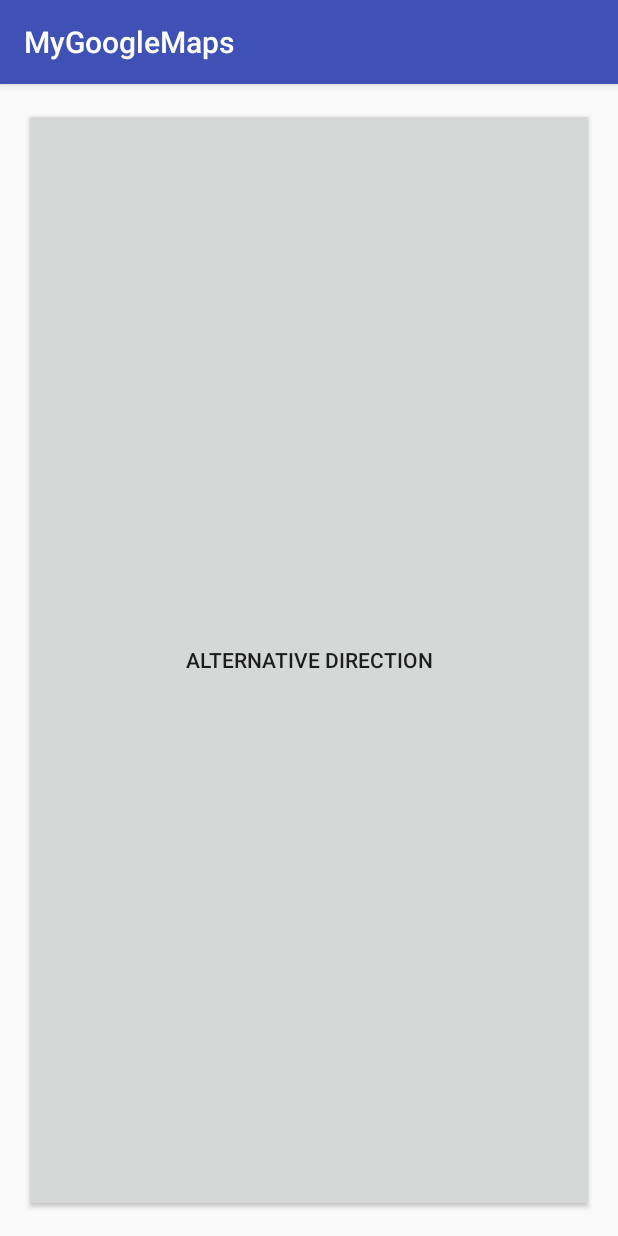
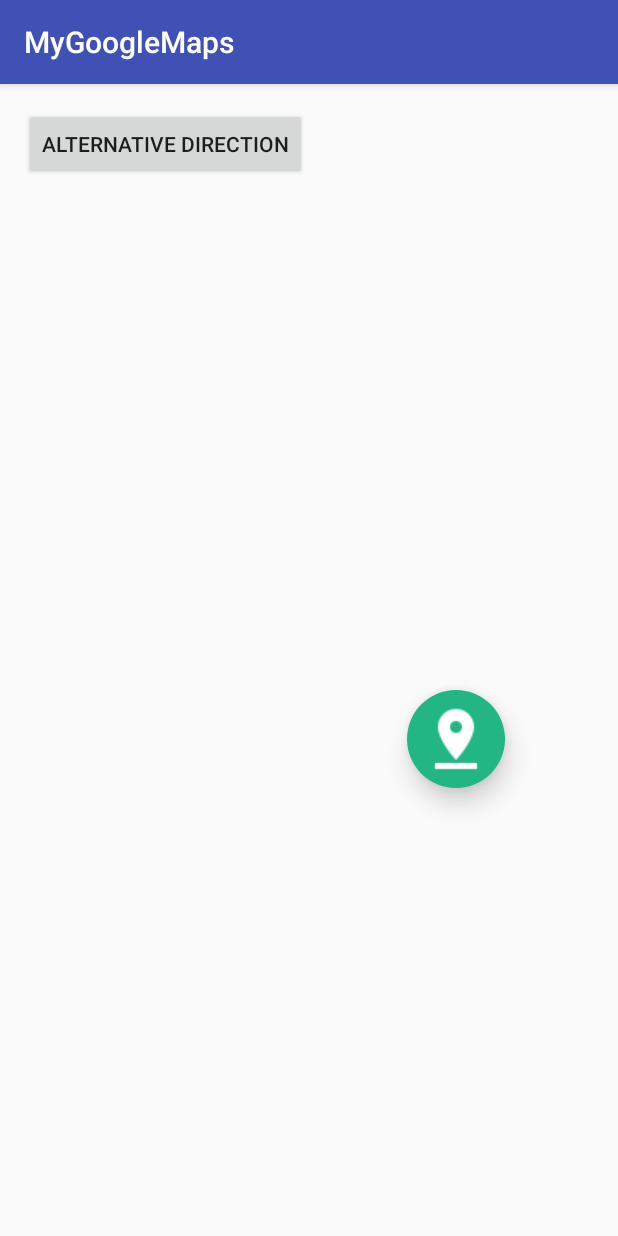
Before and after one commit to nguyenlinhit/MyGoogleMaps, an Android app: the screen it shows after launch (MainActivity), on a phone screen of 412 x 824 dp. Run offline under Robolectric (Android 15) with nearby library versions, the phone set to English and light mode, and no system bars.

Commit message:
add Imagebutton

```diff
--- /dev/null
+++ b/app/src/main/res/drawable/oval.xml
@@ -0,0 +1,4 @@
+<?xml version="1.0" encoding="utf-8"?>
+<shape xmlns:android="http://schemas.android.com/apk/res/android" android:shape="oval" >
+    <solid android:color="#21B684"></solid>
+</shape>
--- a/app/src/main/res/layout/activity_main.xml
+++ b/app/src/main/res/layout/activity_main.xml
@@ -9,13 +9,27 @@
     android:paddingRight="@dimen/activity_horizontal_margin"
     android:paddingTop="@dimen/activity_vertical_margin"
     android:orientation="vertical"
-    tools:context="com.nguyenlinh.android.mygooglemaps.app.MainActivity">
+    tools:context="com.nguyenlinh.android.mygooglemaps.app.MainActivity"
+    android:weightSum="1">
 
     <Button
         android:id="@+id/btn_alternative"
-        android:layout_width="match_parent"
-        android:layout_height="match_parent"
+        android:layout_width="wrap_content"
+        android:layout_height="wrap_content"
         android:text="@string/alternative_direction" />
+
+    <ImageButton
+        android:id="@+id/btnMaps"
+        android:layout_width="65dp"
+        android:layout_height="65dp"
+        android:background="@drawable/oval"
+        android:elevation="10dp"
+        android:layout_marginTop="340dp"
+        android:layout_marginLeft="255dp"
+        android:layout_alignParentBottom="true"
+        android:layout_alignParentEnd="true"
+        android:layout_alignParentRight="true"
+        android:src="@drawable/ic_pin_drop_white_24dp"/>
 
 
 </LinearLayout>
```
Also changed, not shown: app/src/main/res/drawable/ic_pin_drop_black_24dp.png (added), app/src/main/res/drawable/ic_pin_drop_white_24dp.png (added).
